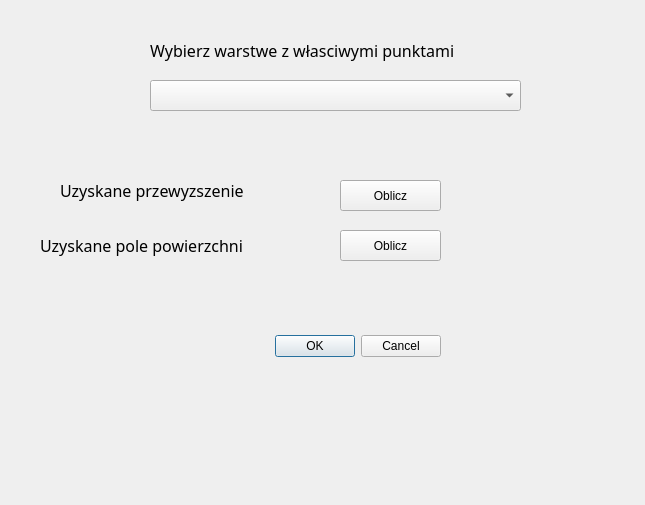
First picture: the form in wtyczka_projekt_gk_lp/wtyczka_projekt_gk_lp_dialog_base.ui, repository GabrielaKaczmarek/Wtyczka_qgis, before the edit.
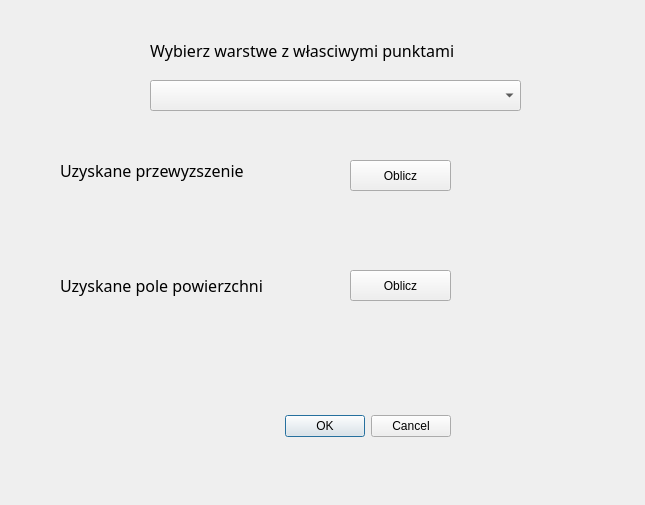
Second picture: the form after the edit. Custom widgets are drawn as their Qt base class.

Commit message: Wtyczka - przewyzszenie

Patch:
```diff
--- a/wtyczka_projekt_gk_lp/wtyczka_projekt_gk_lp_dialog_base.ui
+++ b/wtyczka_projekt_gk_lp/wtyczka_projekt_gk_lp_dialog_base.ui
@@ -16,8 +16,8 @@
   <widget class="QDialogButtonBox" name="button_box">
    <property name="geometry">
     <rect>
-     <x>100</x>
-     <y>330</y>
+     <x>110</x>
+     <y>410</y>
      <width>341</width>
      <height>32</height>
     </rect>
@@ -33,7 +33,7 @@
    <property name="geometry">
     <rect>
      <x>60</x>
-     <y>170</y>
+     <y>150</y>
      <width>251</width>
      <height>41</height>
     </rect>
@@ -51,8 +51,8 @@
   <widget class="QPushButton" name="pushButton_h">
    <property name="geometry">
     <rect>
-     <x>340</x>
-     <y>180</y>
+     <x>350</x>
+     <y>160</y>
      <width>101</width>
      <height>31</height>
     </rect>
@@ -64,8 +64,8 @@
   <widget class="QPushButton" name="pushButton_p">
    <property name="geometry">
     <rect>
-     <x>340</x>
-     <y>230</y>
+     <x>350</x>
+     <y>270</y>
      <width>101</width>
      <height>31</height>
     </rect>
@@ -77,8 +77,8 @@
   <widget class="QLabel" name="label_p">
    <property name="geometry">
     <rect>
-     <x>40</x>
-     <y>220</y>
+     <x>60</x>
+     <y>260</y>
      <width>251</width>
      <height>51</height>
     </rect>
@@ -125,9 +125,9 @@
   <widget class="QLabel" name="label_wyn_h">
    <property name="geometry">
     <rect>
-     <x>490</x>
-     <y>180</y>
-     <width>101</width>
+     <x>50</x>
+     <y>220</y>
+     <width>491</width>
      <height>31</height>
     </rect>
    </property>
@@ -138,10 +138,10 @@
   <widget class="QLabel" name="label_wyn_p">
    <property name="geometry">
     <rect>
-     <x>480</x>
-     <y>230</y>
-     <width>121</width>
-     <height>21</height>
+     <x>70</x>
+     <y>320</y>
+     <width>431</width>
+     <height>51</height>
     </rect>
    </property>
    <property name="text">
```
The commit also changes 7 other files.
